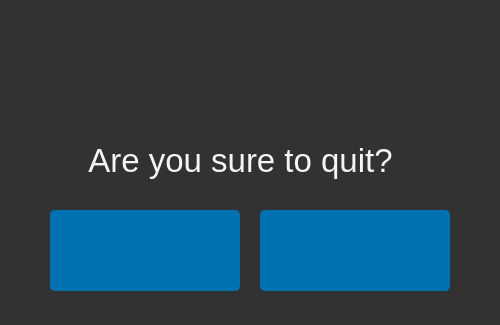
The window that gui/dialog.ui (truongkhoa1799/E-Healthcare-System) describes before a commit, drawn with Qt 5.
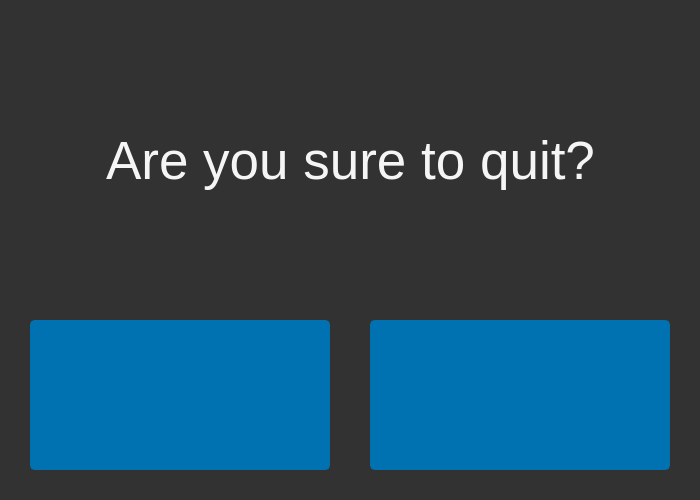
The same window after the commit. Icons and pictures are not drawn.

What changed in the file:
```diff
--- a/gui/dialog.ui
+++ b/gui/dialog.ui
@@ -6,8 +6,8 @@
    <rect>
     <x>0</x>
     <y>0</y>
-    <width>500</width>
-    <height>325</height>
+    <width>700</width>
+    <height>500</height>
    </rect>
   </property>
   <property name="windowTitle">
@@ -21,8 +21,8 @@
     <rect>
      <x>0</x>
      <y>0</y>
-     <width>500</width>
-     <height>325</height>
+     <width>700</width>
+     <height>500</height>
     </rect>
    </property>
    <property name="styleSheet">
@@ -32,18 +32,18 @@
     <property name="geometry">
      <rect>
       <x>0</x>
-      <y>200</y>
-      <width>500</width>
-      <height>131</height>
+      <y>310</y>
+      <width>701</width>
+      <height>191</height>
      </rect>
     </property>
     <widget class="QPushButton" name="deny_exist">
      <property name="geometry">
       <rect>
-       <x>50</x>
+       <x>30</x>
        <y>10</y>
-       <width>190</width>
-       <height>81</height>
+       <width>300</width>
+       <height>150</height>
       </rect>
      </property>
      <property name="styleSheet">
@@ -73,18 +73,18 @@
      </property>
      <property name="iconSize">
       <size>
-       <width>40</width>
-       <height>40</height>
+       <width>60</width>
+       <height>60</height>
       </size>
      </property>
     </widget>
     <widget class="QPushButton" name="accept_exist">
      <property name="geometry">
       <rect>
-       <x>260</x>
+       <x>370</x>
        <y>10</y>
-       <width>190</width>
-       <height>81</height>
+       <width>300</width>
+       <height>150</height>
       </rect>
      </property>
      <property name="styleSheet">
@@ -114,8 +114,8 @@
      </property>
      <property name="iconSize">
       <size>
-       <width>40</width>
-       <height>40</height>
+       <width>60</width>
+       <height>60</height>
       </size>
      </property>
     </widget>
@@ -124,14 +124,14 @@
     <property name="geometry">
      <rect>
       <x>70</x>
-      <y>120</y>
-      <width>341</width>
-      <height>81</height>
+      <y>100</y>
+      <width>561</width>
+      <height>121</height>
      </rect>
     </property>
     <property name="font">
      <font>
-      <pointsize>25</pointsize>
+      <pointsize>40</pointsize>
      </font>
     </property>
     <property name="styleSheet">
```
